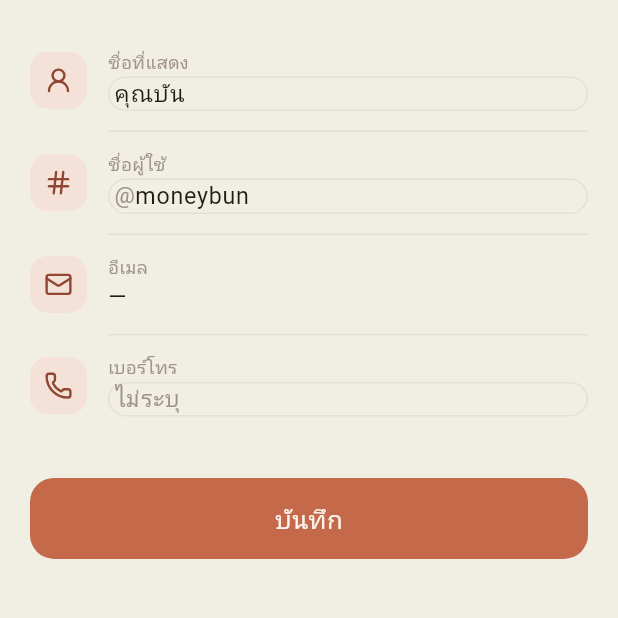
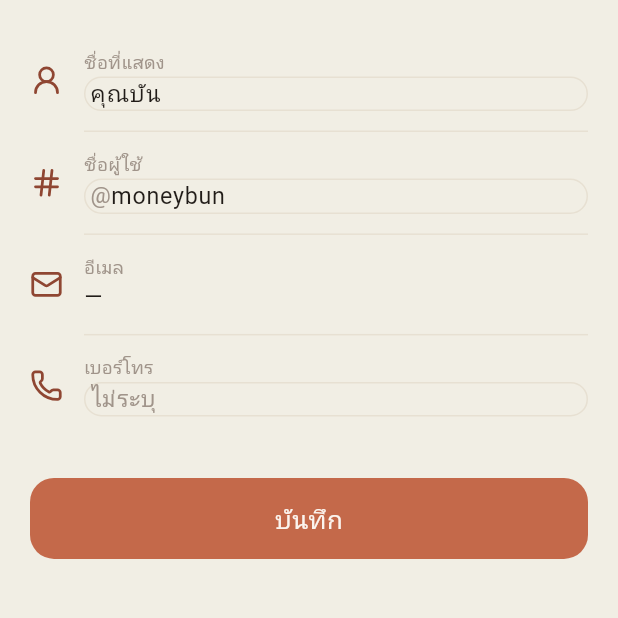
Before and after one commit to AfnanYapu09/-MoneyBun, a Flutter app: the ProfileScreen screen opened by its route, on a phone screen of 412 x 824 dp, the part 351-969 px from its top. Run offline on Flutter 3.47's test engine with Material 3 defaults, Android fonts, the phone set to English and light mode, and no system bars; our stand-ins replace cloud_firestore, drift, drift_flutter, firebase_auth, firebase_core, flutter_riverpod and 6 more; missing offline and left inert: google_mlkit_text_recognition, mobile_scanner, photo_manager; accounts and stored records are empty; generated files the repository leaves out were written again; Roboto replaces fonts that are missing (Ibm Plex Sans Thai, Mitr).

Commit message:
Profile: bare icons in the field rows (no tinted background)
Swap the IconChip tiles for plain terracotta icons so each profile row
shows just the glyph with no background box, and pull the row dividers in
to line up with the lighter icons.

Co-Authored-By: Claude Opus 4.8 <noreply@anthropic.com>
Claude-Session: https://claude.ai/code/session_01Qsarm1DMVrbv39mHtWzy4q

```diff
--- a/lib/features/settings/presentation/profile_screen.dart
+++ b/lib/features/settings/presentation/profile_screen.dart
@@ -11,7 +11,6 @@ import '../../../bootstrap/providers.dart';
 import '../../../core/theme/colors.dart';
 import '../../../core/theme/typography.dart';
 import '../../../core/widgets/app_icons.dart';
-import '../../../core/widgets/icon_chip.dart';
 import '../../../core/widgets/primary_button.dart';
 import '../../../core/widgets/profile_avatar.dart';
 import '../../../core/widgets/sub_screen_scaffold.dart';
@@ -236,7 +235,7 @@ class _ProfileRow extends StatelessWidget {
       padding: const EdgeInsets.symmetric(vertical: 13),
       child: Row(
         children: [
-          IconChip(icon: icon, size: 38, radius: 12, iconSize: 19),
+          Icon(icon, size: 22, color: AppColors.terra700),
           const SizedBox(width: 14),
           Expanded(
             child: Column(
@@ -276,7 +275,7 @@ class _RowDivider extends StatelessWidget {
   @override
   Widget build(BuildContext context) {
     return const Padding(
-      padding: EdgeInsets.only(left: 52),
+      padding: EdgeInsets.only(left: 36),
       child: Divider(height: 1, thickness: 1, color: AppColors.line),
     );
   }
```
